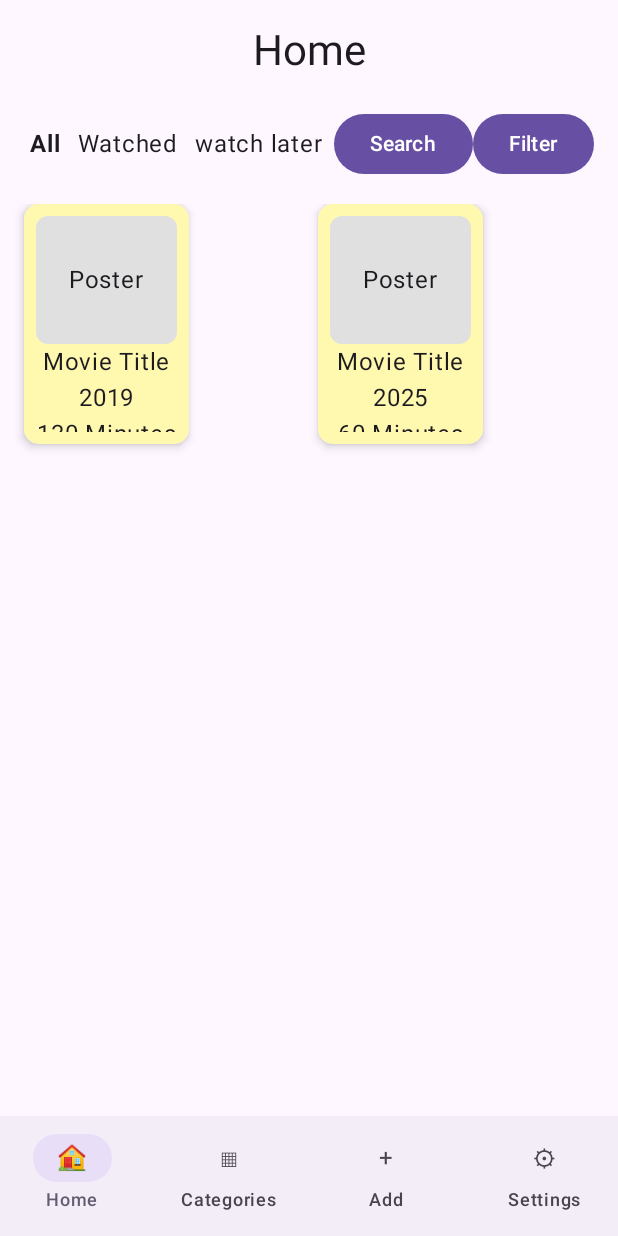
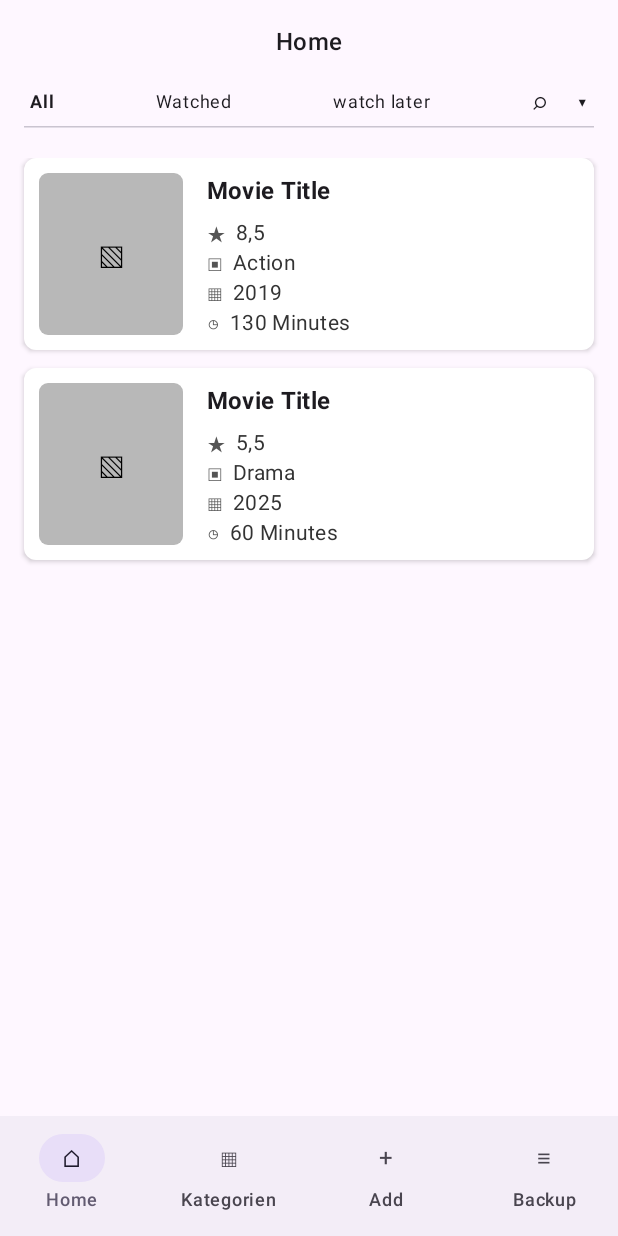
Before and after one commit to Paul1708/MovieMate, an Android app built with Jetpack Compose: the screen it shows after launch (MainActivity), on a phone screen of 412 x 824 dp. Run offline under Robolectric (Android 15) with nearby library versions, the phone set to English and light mode, and no system bars.

Commit message:
feat: implement bottom navigation and enhance home screen layout

```diff
--- /dev/null
+++ b/composeApp/src/commonMain/kotlin/de/fh/erfurt/moviemate/presentation/BottomNavItem.kt
@@ -0,0 +1,13 @@
+package de.fh.erfurt.moviemate.presentation
+
+// Einträge der unteren Navigation.
+// Das Enum kann später direkt für die echte Navigation verwendet werden.
+enum class BottomNavItem(
+    val label: String,
+    val iconText: String
+) {
+    Home("Home", "⌂"),
+    Categories("Kategorien", "▦"),
+    Add("Add", "+"),
+    Backup("Backup", "≡")
+}
--- a/composeApp/src/commonMain/kotlin/de/fh/erfurt/moviemate/presentation/Bottombar.kt
+++ b/composeApp/src/commonMain/kotlin/de/fh/erfurt/moviemate/presentation/Bottombar.kt
@@ -1,41 +1,30 @@
 package de.fh.erfurt.moviemate.presentation
 
-import androidx.compose.foundation.layout.*
 import androidx.compose.material3.NavigationBar
 import androidx.compose.material3.NavigationBarItem
 import androidx.compose.material3.Text
 import androidx.compose.runtime.Composable
-import androidx.compose.ui.Modifier
 
+/**
+ * Untere Navigation der App.
+ *
+ * Die Bar zeigt die Hauptbereiche aus dem Mockup: Home, Kategorien, Add und
+ * Backup. Die Klicks sind schon als Callback vorbereitet, werden aber erst
+ * später an eine echte Navigation angeschlossen.
+ */
 @Composable
-fun BottomBar() {
+fun BottomBar(
+    selectedItem: BottomNavItem = BottomNavItem.Home,
+    onItemSelected: (BottomNavItem) -> Unit = {}
+) {
     NavigationBar {
-        NavigationBarItem(
-            selected = true,
-            onClick = {},
-            icon = { Text("🏠") },
-            label = { Text("Home") }
-        )
-
-        NavigationBarItem(
-            selected = false,
-            onClick = {},
-            icon = { Text("▦") },
-            label = { Text("Categories") }
-        )
-
-        NavigationBarItem(
-            selected = false,
-            onClick = {},
-            icon = { Text("+") },
-            label = { Text("Add") }
-        )
-
-        NavigationBarItem(
-            selected = false,
-            onClick = {},
-            icon = { Text("⚙") },
-            label = { Text("Settings") }
-        )
+        BottomNavItem.entries.forEach { item ->
+            NavigationBarItem(
+                selected = selectedItem == item,
+                onClick = { onItemSelected(item) },
+                icon = { Text(item.iconText) },
+                label = { Text(item.label) }
+            )
+        }
     }
 }
--- a/composeApp/src/commonMain/kotlin/de/fh/erfurt/moviemate/presentation/Moviecard.kt
+++ b/composeApp/src/commonMain/kotlin/de/fh/erfurt/moviemate/presentation/Moviecard.kt
@@ -1,62 +1,135 @@
 package de.fh.erfurt.moviemate.presentation
 
 import androidx.compose.foundation.background
-import androidx.compose.foundation.layout.*
+import androidx.compose.foundation.clickable
+import androidx.compose.foundation.layout.Arrangement
+import androidx.compose.foundation.layout.Box
+import androidx.compose.foundation.layout.Column
+import androidx.compose.foundation.layout.Row
+import androidx.compose.foundation.layout.Spacer
+import androidx.compose.foundation.layout.fillMaxHeight
+import androidx.compose.foundation.layout.fillMaxWidth
+import androidx.compose.foundation.layout.height
+import androidx.compose.foundation.layout.padding
+import androidx.compose.foundation.layout.size
+import androidx.compose.foundation.layout.width
 import androidx.compose.foundation.shape.RoundedCornerShape
 import androidx.compose.material3.Card
 import androidx.compose.material3.CardDefaults
+import androidx.compose.material3.MaterialTheme
 import androidx.compose.material3.Text
 import androidx.compose.runtime.Composable
 import androidx.compose.ui.Alignment
 import androidx.compose.ui.Modifier
 import androidx.compose.ui.graphics.Color
+import androidx.compose.ui.text.font.FontWeight
 import androidx.compose.ui.unit.dp
-import de.fh.erfurt.moviemate.domain.model.Category
 
-
+/**
+ * Einzelne Filmkarte in der Homescreen-Liste.
+ *
+ * Die Karte zeigt links das Poster und rechts die wichtigsten Filmdaten:
+ * Titel, Bewertung, Kategorie, Jahr und Laufzeit. Der Klick auf die Karte
+ * ist bereits vorbereitet, damit später der Detail-Screen geöffnet werden kann.
+ */
 @Composable
 fun MovieCard(
     title: String,
     year: String,
     time: String,
-    category:  String,
+    category: String,
     isWatched: Boolean,
-    modifier: Modifier = Modifier
+    modifier: Modifier = Modifier,
+    rating: String = "",
+    onClick: () -> Unit = {}
 ) {
-    Card (
-        modifier= modifier
-            .width(110.dp)
-            .height(160.dp),
-        shape= RoundedCornerShape(10.dp),
-        elevation = CardDefaults.cardElevation(defaultElevation = 4.dp)
+    Card(
+        modifier = modifier
+            .height(128.dp)
+            .clickable(onClick = onClick),
+        shape = RoundedCornerShape(8.dp),
+        colors = CardDefaults.cardColors(containerColor = Color.White),
+        elevation = CardDefaults.cardElevation(defaultElevation = 2.dp)
     ) {
-        Column(
+        Row(
             modifier = Modifier
-                .fillMaxSize()
-                .background(Color(0xFFFFF9B0))
-                .padding(8.dp),
-            horizontalAlignment = Alignment.CenterHorizontally,
-            verticalArrangement = Arrangement.SpaceBetween
+                .fillMaxWidth()
+                .padding(10.dp),
+            verticalAlignment = Alignment.CenterVertically
+        ) {
+            PosterPlaceholder()
 
-        ) {
-            Box(
-                modifier= modifier
-                    .fillMaxWidth()
-                    .height(85.dp)
-                    .background(Color(0xFFE0E0E0), RoundedCornerShape(8.dp)),
-                contentAlignment = Alignment.Center
+            Spacer(modifier = Modifier.width(16.dp))
+
+            Column(
+                modifier = Modifier.fillMaxHeight(),
+                verticalArrangement = Arrangement.Center
             ) {
-                Text("Poster")
+                Text(
+                    text = title,
+                    style = MaterialTheme.typography.titleMedium,
+                    fontWeight = FontWeight.Bold
+                )
+
+                Spacer(modifier = Modifier.height(6.dp))
+
+                MovieMetaRow(icon = "★", text = rating.ifBlank { if (isWatched) "Watched" else "Watch later" })
+                MovieMetaRow(icon = "▣", text = category)
+                MovieMetaRow(icon = "▦", text = year)
+                MovieMetaRow(icon = "◷", text = time)
             }
-
-            Text(title)
-            Text(year)
-            Text(time)
-            Text(category)
-
-            Text(
-                text= if (isWatched) "Watched" else "Not Watched"
-            )
         }
     }
 }
+
+/**
+ * Platzhalter für das Filmposter.
+ *
+ * Diese Box steht an der Stelle, an der später das echte Poster aus `posterUri`
+ * angezeigt wird. Im aktuellen UI-Schritt hilft sie, die Proportionen aus dem
+ * Mockup nachzubauen.
+ */
+@Composable
+private fun PosterPlaceholder() {
+    Box(
+        modifier = Modifier
+            .size(width = 96.dp, height = 108.dp)
+            .background(Color(0xFFB8B8B8), RoundedCornerShape(6.dp)),
+        contentAlignment = Alignment.Center
+    ) {
+        Text(
+            text = "▧",
+            color = Color.Black,
+            style = MaterialTheme.typography.headlineSmall
+        )
+    }
+}
+
+/**
+ * Kleine Informationszeile innerhalb einer Filmkarte.
+ *
+ * Sie kombiniert ein einfaches Symbol mit einem Text, zum Beispiel Stern plus
+ * Bewertung oder Kalender plus Jahr. Dadurch bleiben die Metadaten der Karte
+ * einheitlich ausgerichtet.
+ */
+@Composable
+private fun MovieMetaRow(
+    icon: String,
+    text: String
+) {
+    Row(
+        verticalAlignment = Alignment.CenterVertically,
+        horizontalArrangement = Arrangement.spacedBy(6.dp)
+    ) {
+        Text(
+            text = icon,
+            style = MaterialTheme.typography.bodyMedium,
+            color = Color(0xFF555555)
+        )
+        Text(
+            text = text,
+            style = MaterialTheme.typography.bodyMedium,
+            color = Color(0xFF333333)
+        )
+    }
+}
--- a/composeApp/src/commonMain/kotlin/de/fh/erfurt/moviemate/presentation/home/HomePreviewData.kt
+++ b/composeApp/src/commonMain/kotlin/de/fh/erfurt/moviemate/presentation/home/HomePreviewData.kt
@@ -26,7 +26,7 @@ fun previewHomeMovies(): List<MovieUiModel> {
     )
 }
 
-// Vollstaendiger Beispiel-State fuer den Homescreen.
+// Vollständiger Beispiel-State für den Homescreen.
 fun previewHomeUiState(): HomeUiState {
     return HomeUiState(
         movies = previewHomeMovies()
--- a/composeApp/src/commonMain/kotlin/de/fh/erfurt/moviemate/presentation/home/HomeScreen.kt
+++ b/composeApp/src/commonMain/kotlin/de/fh/erfurt/moviemate/presentation/home/HomeScreen.kt
@@ -1,19 +1,15 @@
 package de.fh.erfurt.moviemate.presentation.home
 
-import androidx.compose.foundation.clickable
 import androidx.compose.foundation.layout.Arrangement
-import androidx.compose.foundation.layout.Box
 import androidx.compose.foundation.layout.Column
-import androidx.compose.foundation.layout.Row
 import androidx.compose.foundation.layout.Spacer
 import androidx.compose.foundation.layout.fillMaxSize
 import androidx.compose.foundation.layout.fillMaxWidth
 import androidx.compose.foundation.layout.height
 import androidx.compose.foundation.layout.padding
-import androidx.compose.foundation.lazy.grid.GridCells
-import androidx.compose.foundation.lazy.grid.LazyVerticalGrid
-import androidx.compose.foundation.lazy.grid.items
-import androidx.compose.material3.Button
+import androidx.compose.foundation.lazy.LazyColumn
+import androidx.compose.foundation.lazy.items
+import androidx.compose.material3.HorizontalDivider
 import androidx.compose.material3.MaterialTheme
 import androidx.compose.material3.OutlinedTextField
 import androidx.compose.material3.Scaffold
@@ -25,13 +21,18 @@ import androidx.compose.runtime.remember
 import androidx.compose.runtime.setValue
 import androidx.compose.ui.Alignment
 import androidx.compose.ui.Modifier
-import androidx.compose.ui.text.font.FontWeight
 import androidx.compose.ui.unit.dp
 import de.fh.erfurt.moviemate.presentation.BottomBar
 import de.fh.erfurt.moviemate.presentation.MovieCard
 
-// Container für den Homescreen, solange noch kein echtes ViewModel angebunden ist.
-// Er hält lokalen UI-State und filtert die Mockdaten direkt in der UI-Schicht.
+/**
+ * Einstieg für den Homescreen während der UI-Entwicklung.
+ *
+ * Diese Funktion ersetzt vorübergehend ein echtes ViewModel. Sie merkt sich,
+ * welcher Tab aktiv ist, ob die Suche sichtbar ist und welcher Suchtext
+ * eingegeben wurde. Dadurch kann man den Homescreen schon ausprobieren,
+ * obwohl Backend und Datenbank noch nicht angebunden sind.
+ */
 @Composable
 fun HomeRouteMock() {
     var selectedTab by remember { mutableStateOf(HomeTab.All) }
@@ -39,7 +40,7 @@ fun HomeRouteMock() {
     var isSearchVisible by remember { mutableStateOf(false) }
     val movies = remember { previewHomeMovies() }
 
-    // Platzhalter-Filterung, bis die Filme später über GetMoviesUseCase geladen werden.
+    // Filtert die Beispiel-Filme so, wie es später der GetMoviesUseCase machen soll.
     val filteredMovies = movies
         .filter { movie ->
             when (selectedTab) {
@@ -67,7 +68,14 @@ fun HomeRouteMock() {
     )
 }
 
-// Reine Homescreen-UI. Alle Daten und Nutzeraktionen kommen über Parameter hinein.
+/**
+ * Sichtbare Oberfläche des Homescreens.
+ *
+ * Diese Funktion baut den Screen aus dem Mockup zusammen: Titel, Tab-Leiste,
+ * Suchfeld, Filmliste und untere Navigation. Sie enthält selbst keine
+ * Backend-Logik, sondern bekommt alle Daten über den State und meldet Klicks
+ * über Callbacks nach außen.
+ */
 @Composable
 fun HomeScreen(
     state: HomeUiState,
@@ -91,35 +99,19 @@ fun HomeScreen(
         ) {
             Text(
                 text = "Home",
-                style = MaterialTheme.typography.headlineMedium
+                style = MaterialTheme.typography.titleMedium
             )
 
-            Spacer(modifier = Modifier.height(20.dp))
+            Spacer(modifier = Modifier.height(12.dp))
 
-            Row(
-                modifier = Modifier.fillMaxWidth(),
-                horizontalArrangement = Arrangement.SpaceBetween,
-                verticalAlignment = Alignment.CenterVertically
-            ) {
-                HomeTab.entries.forEach { tab ->
-                    Text(
-                        text = tab.label,
-                        fontWeight = if (state.selectedTab == tab) FontWeight.Bold else FontWeight.Normal,
-                        modifier = Modifier
-                            .clickable { onTabSelected(tab) }
-                            .padding(horizontal = 4.dp)
+            HomeTopBar(
+                selectedTab = state.selectedTab,
+                onTabSelected = onTabSelected,
+                onSearchClicked = onSearchClicked,
+                onFilterClicked = onFilterClicked
             )
-                }
 
-                Row {
-                    Button(onClick = onSearchClicked) {
-                        Text("Search")
-                    }
-                    Button(onClick = onFilterClicked) {
-                        Text("Filter")
-                    }
-                }
-            }
+            HorizontalDivider(modifier = Modifier.fillMaxWidth())
 
             if (state.isSearchVisible) {
                 Spacer(modifier = Modifier.height(12.dp))
@@ -140,25 +132,22 @@ fun HomeScreen(
             } else if (state.movies.isEmpty()) {
                 Text("No movies found")
             } else {
-                LazyVerticalGrid(
-                    columns = GridCells.Fixed(2),
+                LazyColumn(
                     verticalArrangement = Arrangement.spacedBy(12.dp),
-                    horizontalArrangement = Arrangement.spacedBy(12.dp),
-                    modifier = Modifier.fillMaxSize()
+                    modifier = Modifier
+                        .fillMaxSize()
+                        .padding(top = 4.dp)
                 ) {
                     items(state.movies, key = { it.id }) { movie ->
-                        Box(
-                            modifier = Modifier.clickable {
-                                onMovieClicked(movie.id)
-                            }
-                        ) {
                         MovieCard(
                             title = movie.title,
                             year = movie.yearText,
                             time = movie.runtimeText,
                             category = movie.categoryText,
+                            rating = movie.ratingText,
                             isWatched = movie.isWatched,
-                                modifier = Modifier,
+                            onClick = { onMovieClicked(movie.id) },
+                            modifier = Modifier.fillMaxWidth()
                         )
                     }
                 }
@@ -166,4 +155,3 @@ fun HomeScreen(
         }
     }
 }
-}
--- /dev/null
+++ b/composeApp/src/commonMain/kotlin/de/fh/erfurt/moviemate/presentation/home/HomeTopBar.kt
@@ -0,0 +1,67 @@
+package de.fh.erfurt.moviemate.presentation.home
+
+import androidx.compose.foundation.clickable
+import androidx.compose.foundation.layout.Arrangement
+import androidx.compose.foundation.layout.Row
+import androidx.compose.foundation.layout.fillMaxWidth
+import androidx.compose.foundation.layout.padding
+import androidx.compose.material3.MaterialTheme
+import androidx.compose.material3.Text
+import androidx.compose.runtime.Composable
+import androidx.compose.ui.Alignment
+import androidx.compose.ui.Modifier
+import androidx.compose.ui.text.font.FontWeight
+import androidx.compose.ui.unit.dp
+
+/**
+ * Obere Bedienleiste des Homescreens.
+ *
+ * Hier wählt der Nutzer zwischen allen Filmen, gesehenen Filmen und der
+ * Watch-later-Ansicht. Rechts liegen die Aktionen für Suche und Filter,
+ * passend zur oberen Zeile im Mockup.
+ */
+@Composable
+fun HomeTopBar(
+    selectedTab: HomeTab,
+    onTabSelected: (HomeTab) -> Unit,
+    onSearchClicked: () -> Unit,
+    onFilterClicked: () -> Unit,
+    modifier: Modifier = Modifier
+) {
+    Row(
+        modifier = modifier.fillMaxWidth(),
+        horizontalArrangement = Arrangement.SpaceBetween,
+        verticalAlignment = Alignment.CenterVertically
+    ) {
+        HomeTab.entries.forEach { tab ->
+            Text(
+                text = tab.label,
+                style = MaterialTheme.typography.labelMedium,
+                fontWeight = if (selectedTab == tab) FontWeight.Bold else FontWeight.Normal,
+                modifier = Modifier
+                    .clickable { onTabSelected(tab) }
+                    .padding(horizontal = 4.dp, vertical = 8.dp)
+            )
+        }
+
+        Row(
+            horizontalArrangement = Arrangement.spacedBy(12.dp),
+            verticalAlignment = Alignment.CenterVertically
+        ) {
+            Text(
+                text = "⌕",
+                style = MaterialTheme.typography.titleMedium,
+                modifier = Modifier
+                    .clickable(onClick = onSearchClicked)
+                    .padding(4.dp)
+            )
+            Text(
+                text = "▾",
+                style = MaterialTheme.typography.titleMedium,
+                modifier = Modifier
+                    .clickable(onClick = onFilterClicked)
+                    .padding(4.dp)
+            )
+        }
+    }
+}
```
Lines whose indentation alone changed are shown as unchanged.
